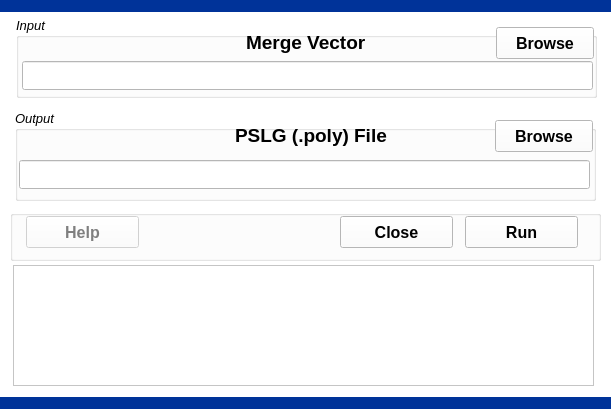
The window that 4DomainDecomposition/1ReadTopology/readtopology.ui (leonard-psu/PIHMgis) describes before a commit, drawn with Qt 5.
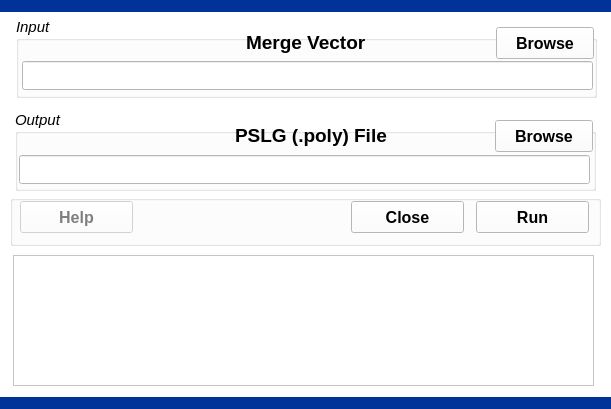
The same window after the commit.

The edit to the form file:
```diff
--- a/4DomainDecomposition/1ReadTopology/readtopology.ui
+++ b/4DomainDecomposition/1ReadTopology/readtopology.ui
@@ -428,7 +428,7 @@
   <property name="font">
    <font>
     <family>Arial</family>
-    <pointsize>10</pointsize>
+    <pointsize>11</pointsize>
    </font>
   </property>
   <property name="windowTitle">
@@ -1417,9 +1417,9 @@
    <property name="geometry">
     <rect>
      <x>13</x>
-     <y>265</y>
+     <y>255</y>
      <width>581</width>
-     <height>121</height>
+     <height>131</height>
     </rect>
    </property>
    <property name="lineWrapMode">
@@ -1430,7 +1430,7 @@
    <property name="geometry">
     <rect>
      <x>10</x>
-     <y>210</y>
+     <y>195</y>
      <width>591</width>
      <height>51</height>
     </rect>
@@ -1444,7 +1444,7 @@
     </property>
     <property name="geometry">
      <rect>
-      <x>16</x>
+      <x>10</x>
       <y>6</y>
       <width>113</width>
       <height>32</height>
@@ -1468,7 +1468,7 @@
    <widget class="QPushButton" name="pushButtonClose">
     <property name="geometry">
      <rect>
-      <x>330</x>
+      <x>341</x>
       <y>6</y>
       <width>113</width>
       <height>32</height>
@@ -1492,7 +1492,7 @@
    <widget class="QPushButton" name="pushButtonRun">
     <property name="geometry">
      <rect>
-      <x>455</x>
+      <x>466</x>
       <y>6</y>
       <width>113</width>
       <height>32</height>
@@ -1523,7 +1523,7 @@
      <x>15</x>
      <y>110</y>
      <width>581</width>
-     <height>91</height>
+     <height>81</height>
     </rect>
    </property>
    <property name="font">
@@ -1538,15 +1538,16 @@
     <property name="geometry">
      <rect>
       <x>4</x>
-      <y>50</y>
+      <y>45</y>
       <width>571</width>
       <height>29</height>
      </rect>
     </property>
     <property name="font">
      <font>
-      <pointsize>10</pointsize>
+      <pointsize>11</pointsize>
       <weight>75</weight>
+      <italic>false</italic>
       <bold>true</bold>
      </font>
     </property>
```
Left out of the diff: 3 changed lines with no effect on the pictures.
